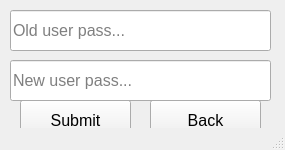
Qt form UI/Newuserpass2.ui (danchik1155/Tokb_labs) before a commit.
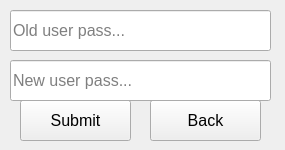
The same form after that commit.

The edit to the form file:
```diff
--- a/UI/Newuserpass2.ui
+++ b/UI/Newuserpass2.ui
@@ -87,7 +87,6 @@
     </property>
    </widget>
   </widget>
-  <widget class="QStatusBar" name="statusbar"/>
  </widget>
  <resources/>
  <connections/>
```
